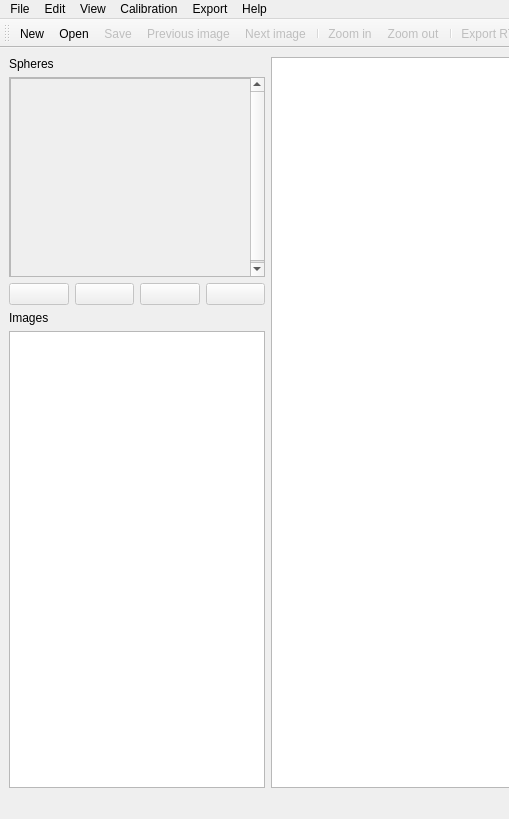
Before: the Qt Designer form relight/mainwindow.ui in cnr-isti-vclab/relight, drawn with Qt 5; both pictures show x 0 to 509 and y 0 to 819 of the 1069 by 819 pixel window.
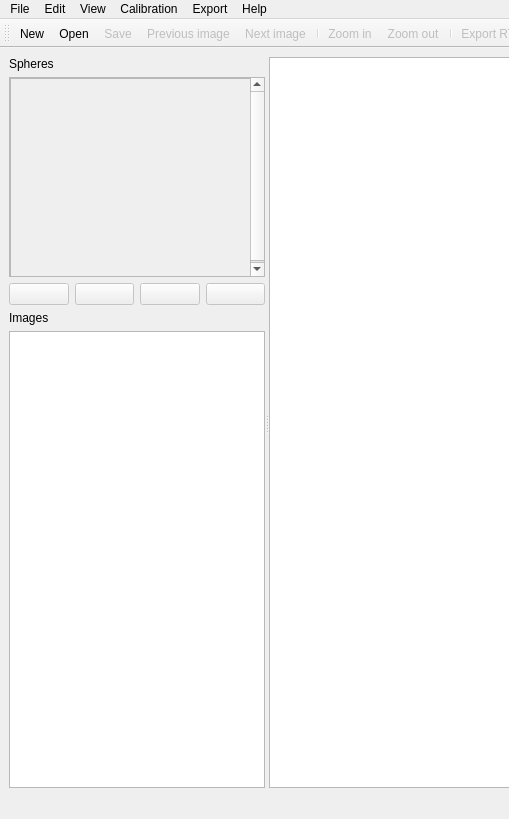
After: the same form once the commit is applied. Icons and pictures are not drawn. Custom widgets are drawn as their Qt base class.

Commit message: resizable left panel in main windows, relative paths fixed

Patch:
```diff
--- a/relight/mainwindow.ui
+++ b/relight/mainwindow.ui
@@ -16,6 +16,11 @@
   <widget class="QWidget" name="centralwidget">
    <layout class="QGridLayout" name="gridLayout">
     <item row="0" column="0">
+     <widget class="QSplitter" name="splitter">
+      <property name="orientation">
+       <enum>Qt::Horizontal</enum>
+      </property>
+      <widget class="QWidget" name="">
      <layout class="QVBoxLayout" name="verticalLayout">
       <item>
        <widget class="QLabel" name="label_2">
@@ -219,8 +224,7 @@
        </widget>
       </item>
      </layout>
-    </item>
-    <item row="0" column="1">
+      </widget>
      <widget class="QGraphicsView" name="graphicsView">
       <property name="sizePolicy">
        <sizepolicy hsizetype="Expanding" vsizetype="Expanding">
@@ -229,6 +233,7 @@
        </sizepolicy>
       </property>
      </widget>
+     </widget>
     </item>
    </layout>
   </widget>
```
Left out of the diff: 10 changed lines with no effect on the pictures. Lines whose indentation alone changed are shown as unchanged. The commit also changes 3 other files.
